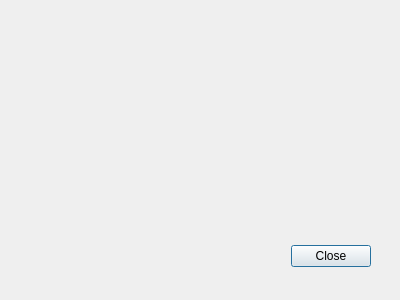
This is icepapCMS/ui_icepapcms/qt_designer_files/dialoghomesrch.ui in ALBA-Synchrotron/IcepapCMS as Qt 5 draws it before an edit. The edited form follows.
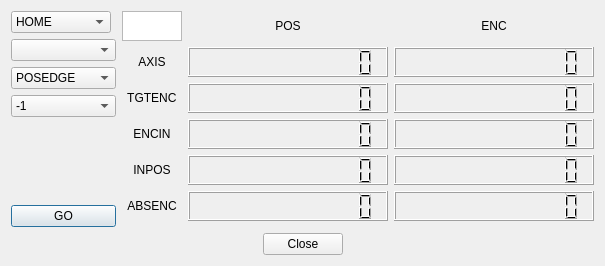
This is the edited form.

Commit message: Added selection boxes to the new homing dialog.

The edit to the form file:
```diff
--- a/icepapCMS/ui_icepapcms/qt_designer_files/dialoghomesrch.ui
+++ b/icepapCMS/ui_icepapcms/qt_designer_files/dialoghomesrch.ui
@@ -6,29 +6,369 @@
    <rect>
     <x>0</x>
     <y>0</y>
-    <width>400</width>
-    <height>300</height>
+    <width>605</width>
+    <height>266</height>
    </rect>
   </property>
   <property name="windowTitle">
    <string>Dialog</string>
   </property>
-  <widget class="QDialogButtonBox" name="bbClose">
-   <property name="geometry">
-    <rect>
-     <x>30</x>
-     <y>240</y>
-     <width>341</width>
-     <height>32</height>
-    </rect>
-   </property>
-   <property name="orientation">
-    <enum>Qt::Horizontal</enum>
-   </property>
-   <property name="standardButtons">
-    <set>QDialogButtonBox::Close</set>
-   </property>
-  </widget>
+  <layout class="QVBoxLayout" name="verticalLayout">
+   <item>
+    <layout class="QHBoxLayout" name="horizontalLayout">
+     <item>
+      <layout class="QVBoxLayout" name="verticalLayout_2">
+       <item>
+        <widget class="QComboBox" name="cbHomeSearch">
+         <property name="minimumSize">
+          <size>
+           <width>100</width>
+           <height>0</height>
+          </size>
+         </property>
+         <property name="maximumSize">
+          <size>
+           <width>100</width>
+           <height>16777215</height>
+          </size>
+         </property>
+         <item>
+          <property name="text">
+           <string>HOME</string>
+          </property>
+         </item>
+         <item>
+          <property name="text">
+           <string>SRCH</string>
+          </property>
+         </item>
+        </widget>
+       </item>
+       <item>
+        <widget class="QComboBox" name="cbHsOptions"/>
+       </item>
+       <item>
+        <widget class="QComboBox" name="cbEdge">
+         <item>
+          <property name="text">
+           <string>POSEDGE</string>
+          </property>
+         </item>
+         <item>
+          <property name="text">
+           <string>NEGEDGE</string>
+          </property>
+         </item>
+        </widget>
+       </item>
+       <item>
+        <widget class="QComboBox" name="cbDirection">
+         <item>
+          <property name="text">
+           <string>-1</string>
+          </property>
+         </item>
+         <item>
+          <property name="text">
+           <string>+1</string>
+          </property>
+         </item>
+        </widget>
+       </item>
+       <item>
+        <spacer name="verticalSpacer">
+         <property name="orientation">
+          <enum>Qt::Vertical</enum>
+         </property>
+         <property name="sizeHint" stdset="0">
+          <size>
+           <width>20</width>
+           <height>40</height>
+          </size>
+         </property>
+        </spacer>
+       </item>
+       <item>
+        <widget class="QPushButton" name="btnGo">
+         <property name="text">
+          <string>GO</string>
+         </property>
+        </widget>
+       </item>
+      </layout>
+     </item>
+     <item>
+      <layout class="QGridLayout" name="gridLayout_2">
+       <item row="3" column="1">
+        <widget class="QLCDNumber" name="lcdEncinPos">
+         <property name="numDigits">
+          <number>12</number>
+         </property>
+        </widget>
+       </item>
+       <item row="2" column="2">
+        <widget class="QLCDNumber" name="lcdTgtencEnc">
+         <property name="numDigits">
+          <number>12</number>
+         </property>
+        </widget>
+       </item>
+       <item row="5" column="2">
+        <widget class="QLCDNumber" name="lcdAbsencEnc">
+         <property name="numDigits">
+          <number>12</number>
+         </property>
+        </widget>
+       </item>
+       <item row="5" column="1">
+        <widget class="QLCDNumber" name="lcdAbsencPos">
+         <property name="numDigits">
+          <number>12</number>
+         </property>
+        </widget>
+       </item>
+       <item row="4" column="1">
+        <widget class="QLCDNumber" name="lcdInposPos">
+         <property name="numDigits">
+          <number>12</number>
+         </property>
+        </widget>
+       </item>
+       <item row="3" column="2">
+        <widget class="QLCDNumber" name="lcdEncinEnc">
+         <property name="numDigits">
+          <number>12</number>
+         </property>
+        </widget>
+       </item>
+       <item row="1" column="2">
+        <widget class="QLCDNumber" name="lcdAxisEnc">
+         <property name="numDigits">
+          <number>12</number>
+         </property>
+        </widget>
+       </item>
+       <item row="4" column="2">
+        <widget class="QLCDNumber" name="lcdEnc">
+         <property name="numDigits">
+          <number>12</number>
+         </property>
+        </widget>
+       </item>
+       <item row="0" column="2">
+        <widget class="QLabel" name="labelEnc">
+         <property name="minimumSize">
+          <size>
+           <width>200</width>
+           <height>0</height>
+          </size>
+         </property>
+         <property name="maximumSize">
+          <size>
+           <width>200</width>
+           <height>16777215</height>
+          </size>
+         </property>
+         <property name="text">
+          <string>ENC</string>
+         </property>
+         <property name="alignment">
+          <set>Qt::AlignCenter</set>
+         </property>
+        </widget>
+       </item>
+       <item row="0" column="1">
+        <widget class="QLabel" name="labelPos">
+         <property name="minimumSize">
+          <size>
+           <width>200</width>
+           <height>0</height>
+          </size>
+         </property>
+         <property name="maximumSize">
+          <size>
+           <width>200</width>
+           <height>16777215</height>
+          </size>
+         </property>
+         <property name="text">
+          <string>POS</string>
+         </property>
+         <property name="alignment">
+          <set>Qt::AlignCenter</set>
+         </property>
+        </widget>
+       </item>
+       <item row="2" column="1">
+        <widget class="QLCDNumber" name="lcdTgtencPos">
+         <property name="numDigits">
+          <number>12</number>
+         </property>
+        </widget>
+       </item>
+       <item row="1" column="1">
+        <widget class="QLCDNumber" name="lcdAxisPos">
+         <property name="numDigits">
+          <number>12</number>
+         </property>
+        </widget>
+       </item>
+       <item row="5" column="0" alignment="Qt::AlignHCenter">
+        <widget class="QLabel" name="labelAbsenc">
+         <property name="minimumSize">
+          <size>
+           <width>0</width>
+           <height>30</height>
+          </size>
+         </property>
+         <property name="maximumSize">
+          <size>
+           <width>16777215</width>
+           <height>30</height>
+          </size>
+         </property>
+         <property name="text">
+          <string>ABSENC</string>
+         </property>
+         <property name="alignment">
+          <set>Qt::AlignCenter</set>
+         </property>
+        </widget>
+       </item>
+       <item row="4" column="0" alignment="Qt::AlignHCenter">
+        <widget class="QLabel" name="labelInpos">
+         <property name="minimumSize">
+          <size>
+           <width>0</width>
+           <height>30</height>
+          </size>
+         </property>
+         <property name="maximumSize">
+          <size>
+           <width>16777215</width>
+           <height>30</height>
+          </size>
+         </property>
+         <property name="text">
+          <string>INPOS</string>
+         </property>
+         <property name="alignment">
+          <set>Qt::AlignCenter</set>
+         </property>
+        </widget>
+       </item>
+       <item row="3" column="0" alignment="Qt::AlignHCenter">
+        <widget class="QLabel" name="labelEncin">
+         <property name="minimumSize">
+          <size>
+           <width>0</width>
+           <height>30</height>
+          </size>
+         </property>
+         <property name="maximumSize">
+          <size>
+           <width>16777215</width>
+           <height>30</height>
+          </size>
+         </property>
+         <property name="text">
+          <string>ENCIN</string>
+         </property>
+         <property name="alignment">
+          <set>Qt::AlignCenter</set>
+         </property>
+        </widget>
+       </item>
+       <item row="2" column="0" alignment="Qt::AlignHCenter">
+        <widget class="QLabel" name="labelTgtenc">
+         <property name="minimumSize">
+          <size>
+           <width>0</width>
+           <height>30</height>
+          </size>
+         </property>
+         <property name="maximumSize">
+          <size>
+           <width>16777215</width>
+           <height>30</height>
+          </size>
+         </property>
+         <property name="text">
+          <string> TGTENC </string>
+         </property>
+         <property name="alignment">
+          <set>Qt::AlignCenter</set>
+         </property>
+        </widget>
+       </item>
+       <item row="1" column="0" alignment="Qt::AlignHCenter">
+        <widget class="QLabel" name="labelAxis">
+         <property name="minimumSize">
+          <size>
+           <width>0</width>
+           <height>30</height>
+          </size>
+         </property>
+         <property name="maximumSize">
+          <size>
+           <width>16777215</width>
+           <height>30</height>
+          </size>
+         </property>
+         <property name="text">
+          <string>AXIS</string>
+         </property>
+         <property name="alignment">
+          <set>Qt::AlignCenter</set>
+         </property>
+        </widget>
+       </item>
+       <item row="0" column="0">
+        <widget class="QGraphicsView" name="graphicsView">
+         <property name="enabled">
+          <bool>true</bool>
+         </property>
+         <property name="minimumSize">
+          <size>
+           <width>60</width>
+           <height>30</height>
+          </size>
+         </property>
+         <property name="maximumSize">
+          <size>
+           <width>60</width>
+           <height>30</height>
+          </size>
+         </property>
+         <property name="acceptDrops">
+          <bool>false</bool>
+         </property>
+         <property name="verticalScrollBarPolicy">
+          <enum>Qt::ScrollBarAlwaysOff</enum>
+         </property>
+         <property name="horizontalScrollBarPolicy">
+          <enum>Qt::ScrollBarAlwaysOff</enum>
+         </property>
+        </widget>
+       </item>
+      </layout>
+     </item>
+    </layout>
+   </item>
+   <item>
+    <widget class="QDialogButtonBox" name="bbClose">
+     <property name="orientation">
+      <enum>Qt::Horizontal</enum>
+     </property>
+     <property name="standardButtons">
+      <set>QDialogButtonBox::Close</set>
+     </property>
+     <property name="centerButtons">
+      <bool>true</bool>
+     </property>
+    </widget>
+   </item>
+  </layout>
  </widget>
  <resources/>
  <connections>
```
Left out of the diff: 2 changed lines with no effect on the pictures. The commit also changes 3 other files.
